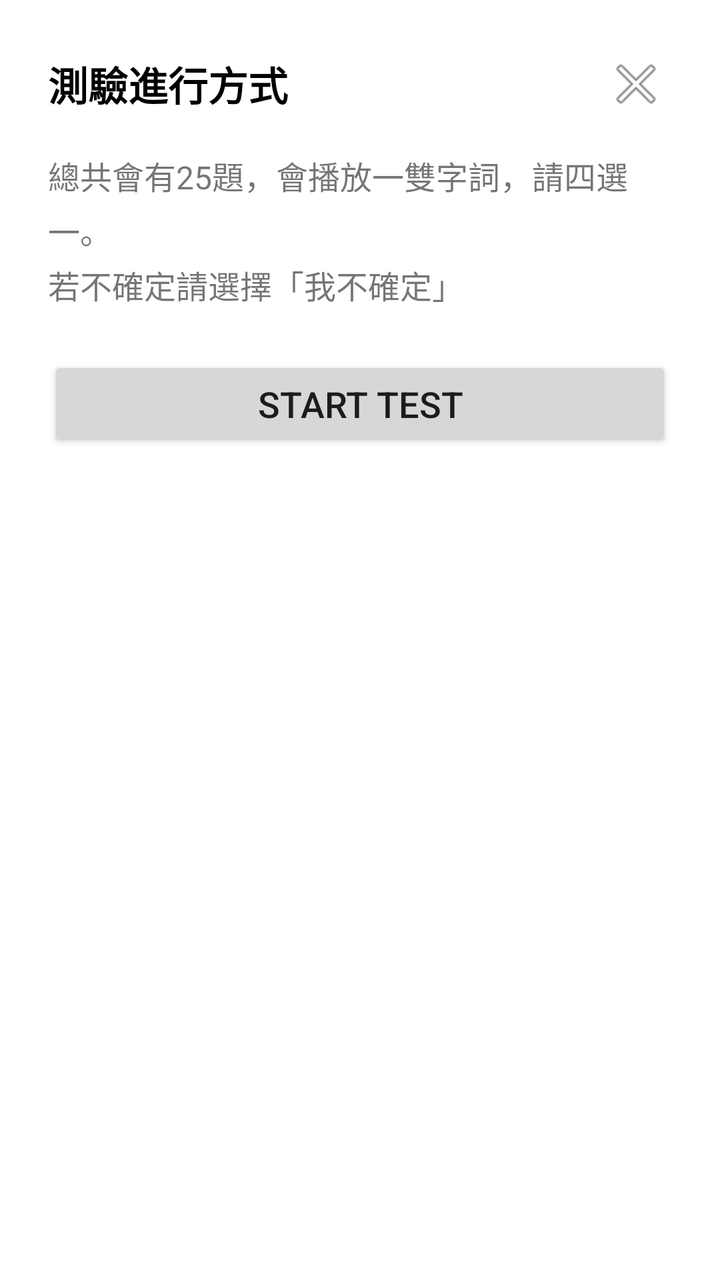
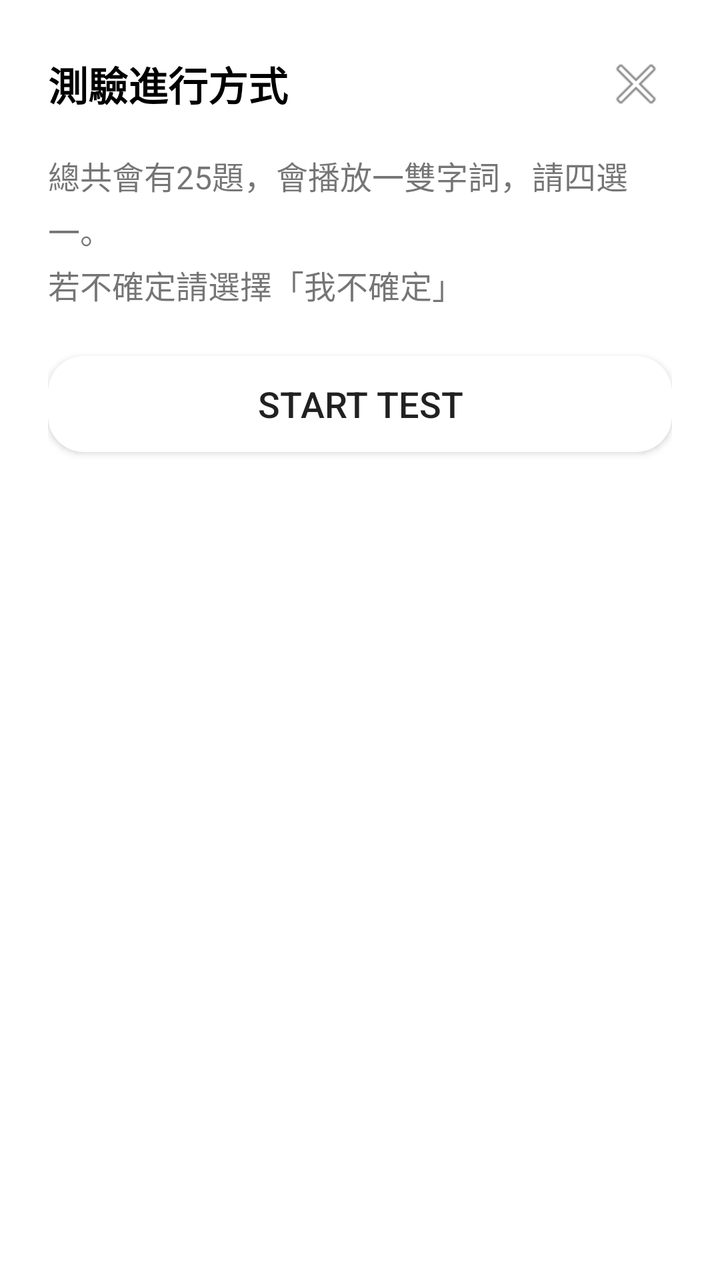

Before-and-after screenshots of an Android layout around one commit, followed by the original layout XML and the change that was made.
<!-- AndroidManifest.xml: application theme Theme.Hark -->
<!-- res/layout/dialog_test_instructions.xml -->
<?xml version="1.0" encoding="utf-8"?>
<LinearLayout xmlns:android="http://schemas.android.com/apk/res/android"
    xmlns:app="http://schemas.android.com/apk/res-auto"
    android:layout_width="match_parent"
    android:layout_height="wrap_content"
    android:orientation="vertical"
    android:padding="24dp"
    android:background="@android:color/white">

    <androidx.constraintlayout.widget.ConstraintLayout
        android:layout_width="match_parent"
        android:layout_height="wrap_content">

        <TextView
            android:id="@+id/textViewDialogTitleInstructions"
            android:layout_width="0dp"
            android:layout_height="wrap_content"
            android:text="測驗進行方式"
            android:textSize="20sp"
            android:textStyle="bold"
            android:textColor="@android:color/black"
            app:layout_constraintStart_toStartOf="parent"
            app:layout_constraintTop_toTopOf="parent"
            app:layout_constraintEnd_toStartOf="@id/buttonCloseInstructionsDialog"
            app:layout_constraintBottom_toBottomOf="@id/buttonCloseInstructionsDialog"/>

        <ImageButton
            android:id="@+id/buttonCloseInstructionsDialog"
            android:layout_width="36dp"
            android:layout_height="36dp"
            android:src="@android:drawable/ic_menu_close_clear_cancel"
            android:background="?attr/selectableItemBackgroundBorderless"
            android:contentDescription="Close"
            app:tint="?android:attr/textColorSecondary"
            app:layout_constraintEnd_toEndOf="parent"
            app:layout_constraintTop_toTopOf="parent" />

    </androidx.constraintlayout.widget.ConstraintLayout>

    <TextView
        android:id="@+id/textViewInstructionsBody"
        android:layout_width="match_parent"
        android:layout_height="wrap_content"
        android:text="總共會有25題，會播放一雙字詞，請四選一。\n若不確定請選擇「我不確定」"
        android:textSize="16sp"
        android:layout_marginTop="16dp"
        android:layout_marginBottom="24dp"
        android:lineSpacingExtra="4dp"/>

    <Button
        android:id="@+id/buttonStartSrtTest"
        android:layout_width="match_parent"
        android:layout_height="wrap_content"
        android:text="Start Test"
        android:textSize="18sp"
        android:layout_gravity="center_horizontal"/>

</LinearLayout>
<!-- resources referenced by this layout -->
<resources>
  <style name="Theme.Hark" parent="android:Theme.Material.Light.NoActionBar" />
</resources>

<!-- the commit's change to res/layout/dialog_test_instructions.xml (unified diff, before → after) -->
@@ -53,6 +53,7 @@
         android:layout_height="wrap_content"
         android:text="Start Test"
         android:textSize="18sp"
-        android:layout_gravity="center_horizontal"/>
+        android:layout_gravity="center_horizontal"
+        android:background="@drawable/rounded_button"/>
 
 </LinearLayout>
<!-- resource entries referenced after the edit -->
@@ -1,5 +1,12 @@
 <!-- resources referenced by this layout -->
 <resources>
+  <!-- drawable rounded_button (drawable) -->
+  <?xml version="1.0" encoding="utf-8"?>
+  <shape xmlns:android="http://schemas.android.com/apk/res/android"
+      android:shape="rectangle">
+      <solid android:color="#FFFFFF" />
+      <corners android:radius="18dp" />
+  </shape>
   <style name="Theme.Hark" parent="android:Theme.Material.Light.NoActionBar" />
 </resources>
 
